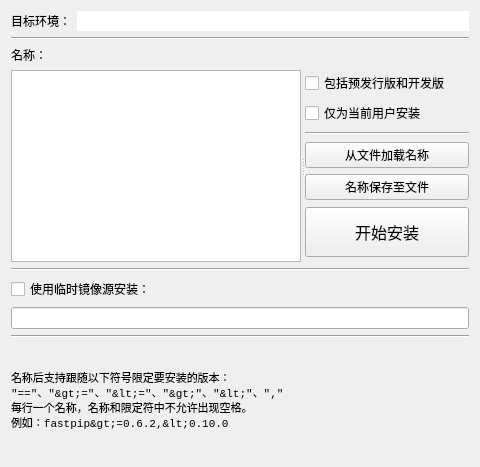
hrpzcf/AwesomePyKit, file interface/install_package.ui: the form before one commit.
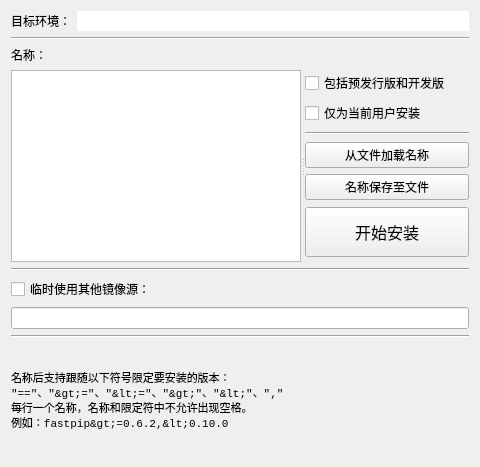
The form after the commit.

Commit message: fix: 包管理器安装界面微调

The edit to the form file:
```diff
--- a/interface/install_package.ui
+++ b/interface/install_package.ui
@@ -206,7 +206,7 @@
        <item>
         <widget class="QCheckBox" name="cb_use_index_url">
          <property name="text">
-          <string>使用临时镜像源安装：</string>
+          <string>临时使用其他镜像源：</string>
          </property>
         </widget>
        </item>
```
The commit also changes 1 other file.
